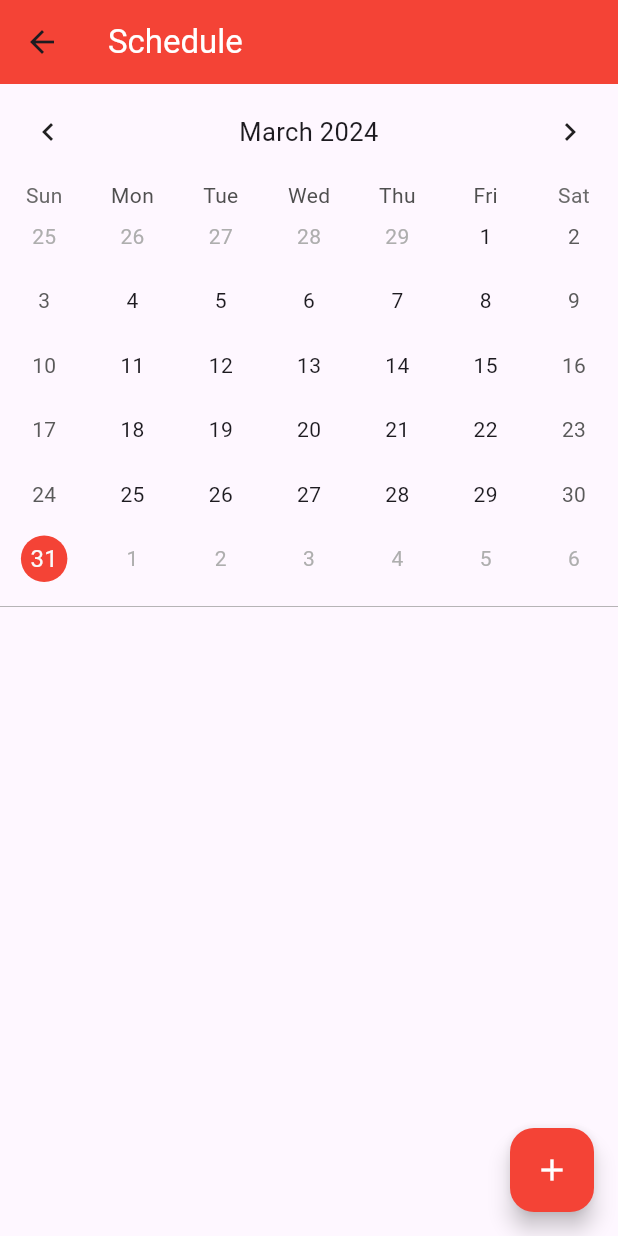
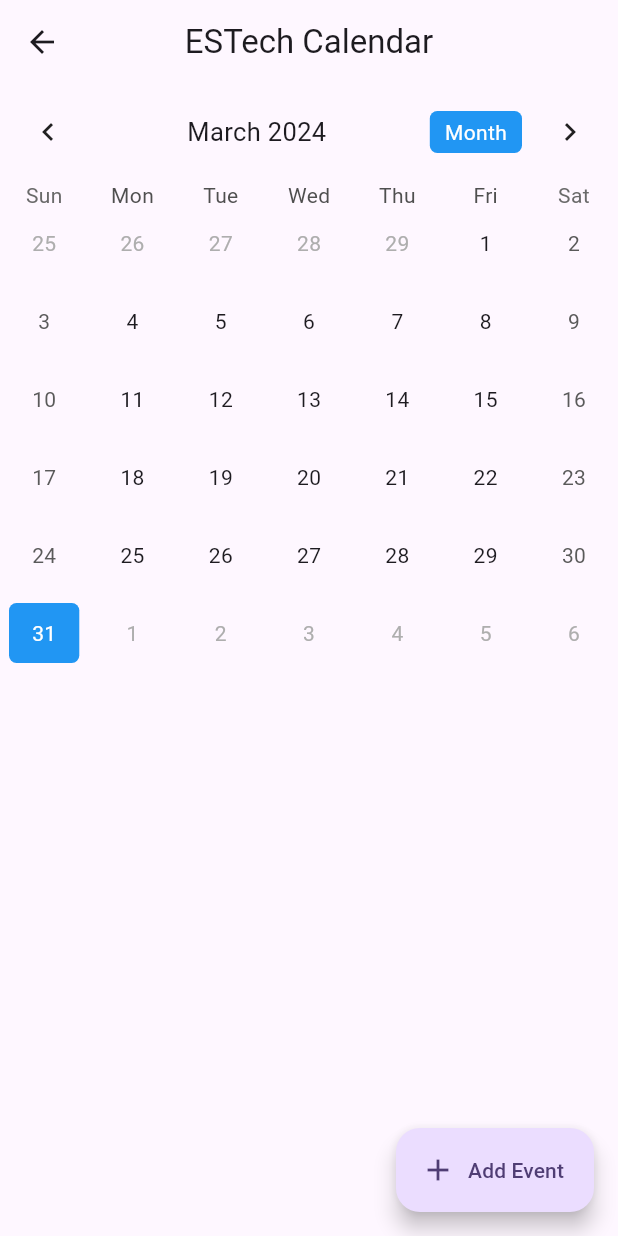
Before and after one commit to thang44hdai/StudyApp-TTCS, a Flutter app: the CalendarScreen screen opened directly, on a phone screen of 412 x 824 dp. Run offline on Flutter 3.47's test engine with Material 3 defaults, Android fonts, the phone set to English and light mode, and no system bars; drawn by our look-alikes of table_calendar; our stand-ins replace get, google_nav_bar, photo_view; missing offline and left inert: dart:ffi; network calls fail.

Commit message:
refactor features calendar

```diff
--- a/lib/features/calendar/CalendarScreen.dart
+++ b/lib/features/calendar/CalendarScreen.dart
@@ -1,119 +1,157 @@
 import 'package:flutter/material.dart';
+import 'package:study/features/calendar/event.dart';
 import 'package:table_calendar/table_calendar.dart';
-
-import 'event.dart';
-
-var event_controller = TextEditingController();
 
 class CalendarScreen extends StatefulWidget {
   @override
   _CalendarScreenState createState() => _CalendarScreenState();
 }
 
-// Lưu lịch sử
-// Join đề
-// Quét QR phòng thi
-// Bảng xếp hạng
-// Tạo QR phòng thi
+class _CalendarScreenState extends State<CalendarScreen> {
+  late Map<DateTime, List<Event>> selectedEvents;
+  CalendarFormat format = CalendarFormat.month;
+  DateTime selectedDay = DateTime.now();
+  DateTime focusedDay = DateTime.now();
 
-class _CalendarScreenState extends State<CalendarScreen> {
+  TextEditingController _eventController = TextEditingController();
+
+  @override
+  void initState() {
+    selectedEvents = {};
+    super.initState();
+  }
+
+  List<Event> _getEventsfromDay(DateTime date) {
+    return selectedEvents[date] ?? [];
+  }
+
+  @override
+  void dispose() {
+    _eventController.dispose();
+    super.dispose();
+  }
+
   @override
   Widget build(BuildContext context) {
     return Scaffold(
       appBar: AppBar(
-        backgroundColor: Colors.red,
-        title: Text(
-          'Schedule',
-          style: TextStyle(
+        title: Text("ESTech Calendar"),
+        centerTitle: true,
+      ),
+      body: Column(
+        children: [
+          TableCalendar(
+            focusedDay: selectedDay,
+            firstDay: DateTime(1990),
+            lastDay: DateTime(2050),
+            calendarFormat: format,
+            onFormatChanged: (CalendarFormat _format) {
+              setState(() {
+                format = _format;
+              });
+            },
+            startingDayOfWeek: StartingDayOfWeek.sunday,
+            daysOfWeekVisible: true,
+
+            //Day Changed
+            onDaySelected: (DateTime selectDay, DateTime focusDay) {
+              setState(() {
+                selectedDay = selectDay;
+                focusedDay = focusDay;
+              });
+              print(focusedDay);
+            },
+            selectedDayPredicate: (DateTime date) {
+              return isSameDay(selectedDay, date);
+            },
+
+            eventLoader: _getEventsfromDay,
+
+            //To style the Calendar
+            calendarStyle: CalendarStyle(
+              isTodayHighlighted: true,
+              selectedDecoration: BoxDecoration(
+                color: Colors.blue,
+                shape: BoxShape.rectangle,
+                borderRadius: BorderRadius.circular(5.0),
+              ),
+              selectedTextStyle: TextStyle(color: Colors.white),
+              todayDecoration: BoxDecoration(
+                color: Colors.purpleAccent,
+                shape: BoxShape.rectangle,
+                borderRadius: BorderRadius.circular(5.0),
+              ),
+              defaultDecoration: BoxDecoration(
+                shape: BoxShape.rectangle,
+                borderRadius: BorderRadius.circular(5.0),
+              ),
+              weekendDecoration: BoxDecoration(
+                shape: BoxShape.rectangle,
+                borderRadius: BorderRadius.circular(5.0),
+              ),
+            ),
+            headerStyle: HeaderStyle(
+              formatButtonVisible: true,
+              titleCentered: true,
+              formatButtonShowsNext: false,
+              formatButtonDecoration: BoxDecoration(
+                color: Colors.blue,
+                borderRadius: BorderRadius.circular(5.0),
+              ),
+              formatButtonTextStyle: TextStyle(
                 color: Colors.white,
               ),
             ),
           ),
-      floatingActionButton: FloatingActionButton(
-        backgroundColor: Colors.red,
-        onPressed: () {
-          showDialog(
-              context: context,
-              builder: (context) {
-                return AlertDialog(
-                  scrollable: true,
-                  title: Text("Event Name:"),
-                  content: Padding(
-                    padding: EdgeInsets.all(8),
-                    child: TextField(
-                      controller: event_controller,
+          ..._getEventsfromDay(selectedDay).map(
+            (Event event) => ListTile(
+              title: Text(
+                event.title,
               ),
             ),
-                  actions: [
-                    ElevatedButton(
-                      onPressed: () {},
-                      child: Text("Submit"),
           ),
         ],
+      ),
+      floatingActionButton: FloatingActionButton.extended(
+        onPressed: () => showDialog(
+          context: context,
+          builder: (context) => AlertDialog(
+            title: Text("Add Event"),
+            content: TextFormField(
+              controller: _eventController,
+            ),
+            actions: [
+              TextButton(
+                child: Text("Cancel"),
+                onPressed: () => Navigator.pop(context),
+              ),
+              TextButton(
+                child: Text("Ok"),
+                onPressed: () {
+                  if (_eventController.text.isEmpty) {
+                  } else {
+                    if (selectedEvents[selectedDay] != null) {
+                      selectedEvents[selectedDay]?.add(
+                        Event(title: _eventController.text),
                       );
-              });
+                    } else {
+                      selectedEvents[selectedDay] = [
+                        Event(title: _eventController.text)
+                      ];
+                    }
+                  }
+                  Navigator.pop(context);
+                  _eventController.clear();
+                  setState(() {});
+                  return;
                 },
-        child: Icon(
-          Icons.add,
-          color: Colors.white,
+              ),
+            ],
           ),
         ),
-      body: CalendarBody(),
+        label: Text("Add Event"),
+        icon: Icon(Icons.add),
+      ),
     );
   }
 }
-
-class CalendarBody extends StatefulWidget {
-  @override
-  State<CalendarBody> createState() => _CalendarBodyState();
-}
-
-class _CalendarBodyState extends State<CalendarBody> {
-  DateTime today = DateTime.now();
-  Map<DateTime, List<Event>> events = {};
-
-  void _onDaySelected(DateTime day, DateTime focusedDay) {
-    setState(() {
-      today = day;
-    });
-  }
-
-  @override
-  Widget build(BuildContext context) {
-    return Column(
-      children: [
-        Container(
-          child: TableCalendar(
-            locale: "en_US",
-            rowHeight: 43,
-            headerStyle: HeaderStyle(
-              formatButtonVisible: false,
-              titleCentered: true,
-            ),
-            availableGestures: AvailableGestures.all,
-            focusedDay: today,
-            firstDay: DateTime.utc(2024),
-            lastDay: DateTime.utc(2025),
-            onDaySelected: _onDaySelected,
-            selectedDayPredicate: (day) => isSameDay(day, today),
-            calendarStyle: CalendarStyle(
-              todayDecoration: BoxDecoration(
-                color: Colors.red[200],
-                shape: BoxShape.circle,
-              ),
-              selectedDecoration: BoxDecoration(
-                color: Colors.red,
-                shape: BoxShape.circle,
-              ),
-            ),
-          ),
-        ),
-        SizedBox(height: 10),
-        Container(
-          height: 0.5,
-          color: Colors.grey,
-        ),
-      ],
-    );
-  }
-}
--- a/lib/features/calendar/event.dart
+++ b/lib/features/calendar/event.dart
@@ -1,5 +1,8 @@
+import 'package:flutter/foundation.dart';
+
 class Event {
   final String title;
+  Event({required this.title});
 
-  Event({required this.title});
+  String toString() => this.title;
 }
```
Lines whose indentation alone changed are shown as unchanged.
